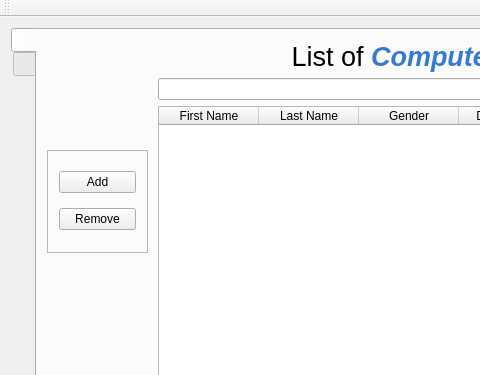
This is ui/computerscientists.ui in VLN-H7/Skil3 as Qt 5 draws it before an edit; both pictures show x 0 to 480 and y 0 to 375 of the 1000 by 600 pixel window. The edited form follows.
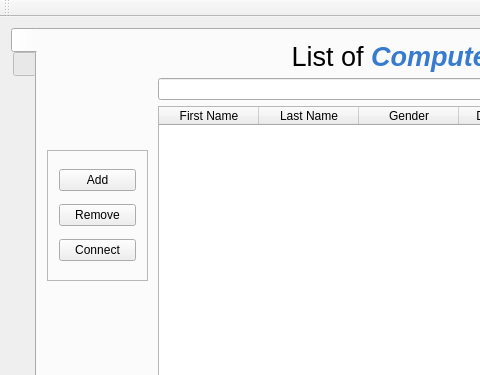
This is the edited form. Icons and pictures are not drawn.

The edit to the form file:
```diff
--- a/ui/computerscientists.ui
+++ b/ui/computerscientists.ui
@@ -198,7 +198,7 @@
           <x>10</x>
           <y>120</y>
           <width>101</width>
-          <height>103</height>
+          <height>131</height>
          </rect>
         </property>
         <property name="frameShape">
@@ -230,6 +230,13 @@
            </property>
           </widget>
          </item>
+         <item>
+          <widget class="QPushButton" name="pushButton">
+           <property name="text">
+            <string>Connect</string>
+           </property>
+          </widget>
+         </item>
         </layout>
        </widget>
        <widget class="QLabel" name="picture_scientists">
```
